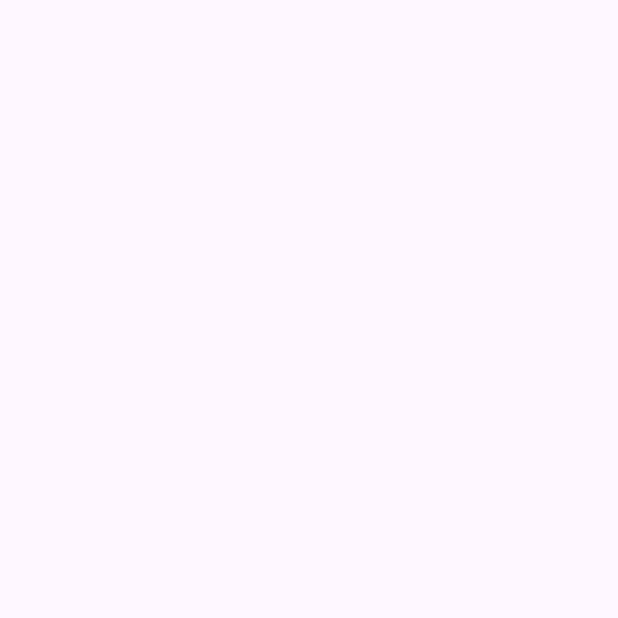
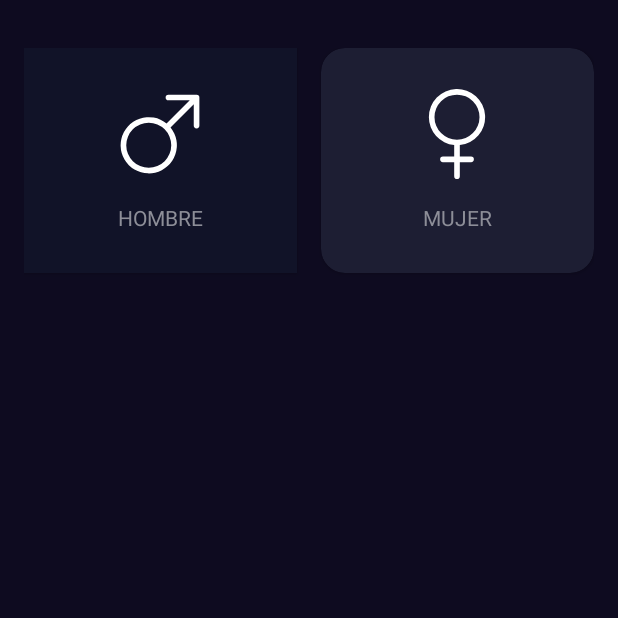
Before and after one commit to alexDev2808/android-apps, an Android app: the ImcCalculatorActivity screen opened directly, with no data from a screen before it, on a phone screen of 412 x 824 dp, the top half of it. Before the commit the part shown is empty. Run offline under Robolectric (Android 15) with nearby library versions, the phone set to English and light mode, and no system bars.

Commit message:
Primeras cards terminadas: Hombre y Mujer

```diff
--- a/app/src/main/java/com/example/androidmaster/IMCCalculator/ImcCalculatorActivity.kt
+++ b/app/src/main/java/com/example/androidmaster/IMCCalculator/ImcCalculatorActivity.kt
@@ -1,12 +1,69 @@
 package com.example.androidmaster.IMCCalculator
 
+import android.content.Context
 import androidx.appcompat.app.AppCompatActivity
 import android.os.Bundle
+import androidx.cardview.widget.CardView
+import androidx.core.content.ContextCompat
 import com.example.androidmaster.R
 
 class ImcCalculatorActivity : AppCompatActivity() {
+
+    private var isMaleSelected : Boolean = true
+    private var isFemaleSelected : Boolean = false
+
+    private var verificadorMale = 0
+
+
+    private lateinit var viewMale : CardView
+    private lateinit var viewFemale : CardView
     override fun onCreate(savedInstanceState: Bundle?) {
         super.onCreate(savedInstanceState)
         setContentView(R.layout.activity_imc_calculator)
+
+        initComponents()
+        initListeners()
+        initUI()
     }
+
+
+    private fun initComponents() {
+        viewFemale = findViewById(R.id.viewFemale)
+        viewMale = findViewById(R.id.viewMale)
+    }
+    private fun initListeners() {
+        viewMale.setOnClickListener {
+            changeGender()
+            setGenderColor() }
+        viewFemale.setOnClickListener {
+            changeGender()
+            setGenderColor() }
+    }
+
+    private fun changeGender() {
+
+        isMaleSelected = !isMaleSelected
+        isFemaleSelected = !isFemaleSelected
+
+    }
+    private fun setGenderColor() {
+        viewMale.setBackgroundColor(getBackgroundColor(isMaleSelected))
+        viewFemale.setCardBackgroundColor(getBackgroundColor(isFemaleSelected))
+    }
+
+    private fun getBackgroundColor(isSelectedComponent : Boolean): Int {
+        val colorReference = if ( isSelectedComponent ) {
+            R.color.background_component_selected
+        } else {
+            R.color.background_component
+        }
+
+        return ContextCompat.getColor(this, colorReference)
+    }
+
+    private fun initUI() {
+        setGenderColor()
+    }
+
+
 }
--- /dev/null
+++ b/app/src/main/res/drawable/ic_female.xml
@@ -0,0 +1,10 @@
+<vector xmlns:android="http://schemas.android.com/apk/res/android"
+    android:width="16dp"
+    android:height="16dp"
+    android:viewportWidth="16"
+    android:viewportHeight="16">
+  <path
+      android:pathData="M8,1a4,4 0,1 0,0 8,4 4,0 0,0 0,-8zM3,5a5,5 0,1 1,5.5 4.975V12h2a0.5,0.5 0,0 1,0 1h-2v2.5a0.5,0.5 0,0 1,-1 0V13h-2a0.5,0.5 0,0 1,0 -1h2V9.975A5,5 0,0 1,3 5z"
+      android:fillColor="#FFF"
+      android:fillType="evenOdd"/>
+</vector>
--- /dev/null
+++ b/app/src/main/res/drawable/ic_male.xml
@@ -0,0 +1,4 @@
+<vector android:height="160dp" android:viewportHeight="16"
+    android:viewportWidth="16" android:width="160dp" xmlns:android="http://schemas.android.com/apk/res/android">
+    <path android:fillColor="#FFF" android:fillType="evenOdd" android:pathData="M9.5,2a0.5,0.5 0,0 1,0 -1h5a0.5,0.5 0,0 1,0.5 0.5v5a0.5,0.5 0,0 1,-1 0V2.707L9.871,6.836a5,5 0,1 1,-0.707 -0.707L13.293,2H9.5zM6,6a4,4 0,1 0,0 8,4 4,0 0,0 0,-8z"/>
+</vector>
--- a/app/src/main/res/layout/activity_imc_calculator.xml
+++ b/app/src/main/res/layout/activity_imc_calculator.xml
@@ -4,6 +4,86 @@
     xmlns:tools="http://schemas.android.com/tools"
     android:layout_width="match_parent"
     android:layout_height="match_parent"
+    android:paddingHorizontal="16dp"
+    android:paddingVertical="32dp"
+    android:background="@color/background_app"
     tools:context=".IMCCalculator.ImcCalculatorActivity">
 
+
+    <androidx.cardview.widget.CardView
+        android:id="@+id/viewMale"
+        android:layout_width="0dp"
+        android:layout_height="150dp"
+        android:layout_marginEnd="16dp"
+        app:cardCornerRadius="16dp"
+        app:cardBackgroundColor="@color/background_component_selected"
+        app:layout_constraintStart_toStartOf="parent"
+        app:layout_constraintTop_toTopOf="parent"
+        app:layout_constraintEnd_toStartOf="@+id/viewFemale"
+        >
+
+        <androidx.appcompat.widget.LinearLayoutCompat
+            android:layout_width="match_parent"
+            android:layout_height="match_parent"
+            android:orientation="vertical"
+            android:gravity="center"
+            >
+
+            <androidx.appcompat.widget.AppCompatImageView
+                android:layout_width="60dp"
+                android:layout_height="60dp"
+                android:src="@drawable/ic_male"
+                app:tint="@color/white">
+
+
+            </androidx.appcompat.widget.AppCompatImageView>
+
+            <TextView
+                android:layout_width="wrap_content"
+                android:layout_height="wrap_content"
+                android:text="@string/male"
+                android:textColor="@color/title_text"
+                android:textAllCaps="true"
+                android:layout_marginTop="16dp" />
+
+        </androidx.appcompat.widget.LinearLayoutCompat>
+
+    </androidx.cardview.widget.CardView>
+
+    <androidx.cardview.widget.CardView
+        android:id="@+id/viewFemale"
+        android:layout_width="0dp"
+        android:layout_height="150dp"
+        app:cardCornerRadius="16dp"
+        app:cardBackgroundColor="@color/background_component"
+        app:layout_constraintTop_toTopOf="parent"
+        app:layout_constraintEnd_toEndOf="parent"
+        app:layout_constraintStart_toEndOf="@+id/viewMale"
+        >
+
+        <androidx.appcompat.widget.LinearLayoutCompat
+            android:layout_width="match_parent"
+            android:layout_height="match_parent"
+            android:orientation="vertical"
+            android:gravity="center">
+
+            <ImageView
+                android:layout_width="60dp"
+                android:layout_height="60dp"
+                android:src="@drawable/ic_female" />
+
+            <TextView
+                android:layout_width="wrap_content"
+                android:layout_height="wrap_content"
+                android:text="@string/female"
+                android:textAllCaps="true"
+                android:layout_marginTop="16dp"
+                android:textColor="@color/title_text" />
+
+
+        </androidx.appcompat.widget.LinearLayoutCompat>
+
+    </androidx.cardview.widget.CardView>
+
+
 </androidx.constraintlayout.widget.ConstraintLayout>
--- a/app/src/main/res/values/strings.xml
+++ b/app/src/main/res/values/strings.xml
@@ -1,3 +1,5 @@
 <resources>
     <string name="app_name">AndroidMaster</string>
+    <string name="male">Hombre</string>
+    <string name="female">Mujer</string>
 </resources>
```
